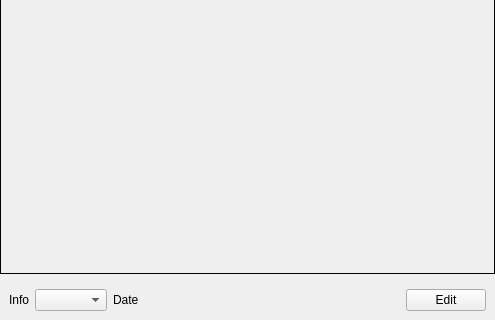
Qt form apyec/viewer.ui (HazenBabcock/APyEC) before a commit; both pictures show x 0 to 495 and y 305 to 625 of the 495 by 625 pixel window.
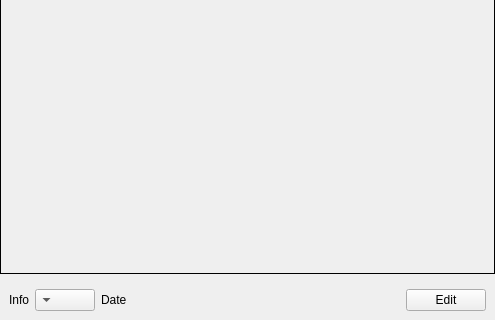
The same form after that commit.

Commit message: Change combo box size so that larger version numbers don't overflow it. Change combobox layout to right-to-left.

What changed in the file:
```diff
--- a/apyec/viewer.ui
+++ b/apyec/viewer.ui
@@ -69,7 +69,17 @@
        </widget>
       </item>
       <item>
-       <widget class="QComboBox" name="versionComboBox"/>
+       <widget class="QComboBox" name="versionComboBox">
+        <property name="minimumSize">
+         <size>
+          <width>60</width>
+          <height>0</height>
+         </size>
+        </property>
+        <property name="layoutDirection">
+         <enum>Qt::RightToLeft</enum>
+        </property>
+       </widget>
       </item>
       <item>
        <widget class="QLabel" name="dateLabel">
```
The commit also changes 1 other file.
